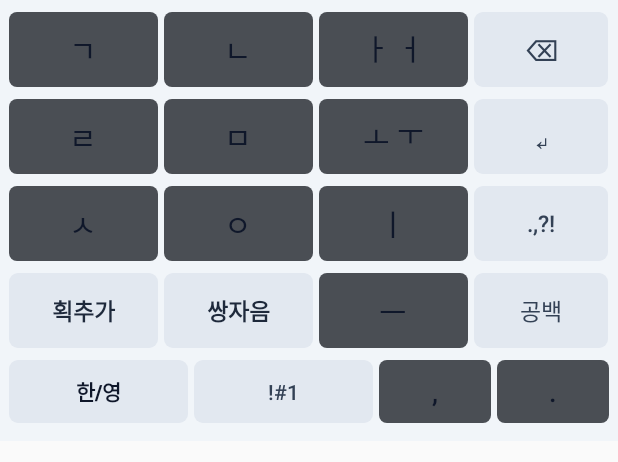
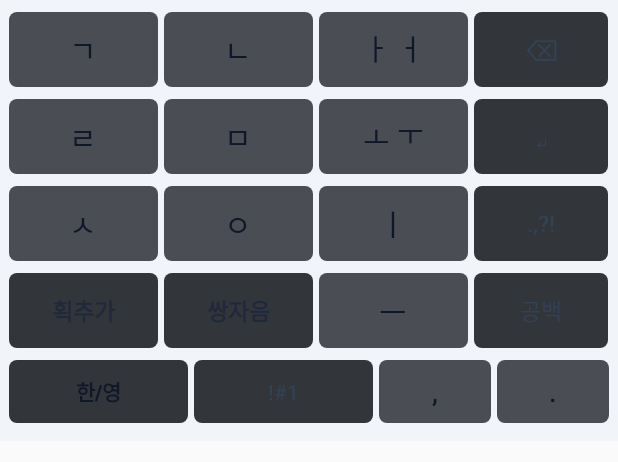
Before and after one commit to manhaam/narakey, an Android app: the layout keyboard_view.xml on its own in the app's theme, with its tools: preview values and no code run, on a phone screen of 412 x 824 dp. Shown: the top 462 px of the screen. Run offline under Robolectric (Android 15) with nearby library versions, the phone set to English and light mode, and no system bars.

Commit message:
Update key_func_bg.xml

```diff
--- a/app/src/main/res/drawable/key_func_bg.xml
+++ b/app/src/main/res/drawable/key_func_bg.xml
@@ -1,10 +1,10 @@
 <?xml version="1.0" encoding="utf-8"?>
 <ripple xmlns:android="http://schemas.android.com/apk/res/android"
-    android:color="#94A3B8">
+    android:color="#475569">
     <item>
         <shape android:shape="rectangle">
-            <solid android:color="#E2E8F0" />
-            <corners android:radius="6dp" />
+            <solid android:color="#32353A" />
+            <corners android:radius="5dp" />
         </shape>
     </item>
 </ripple>
```
